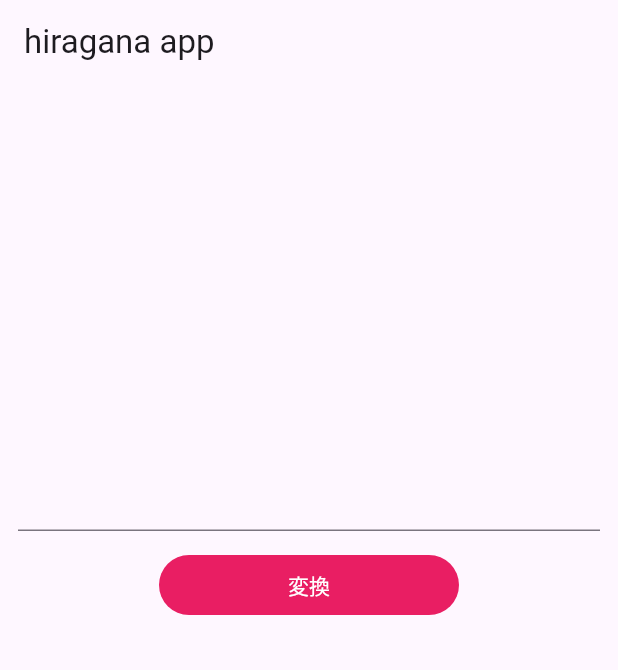
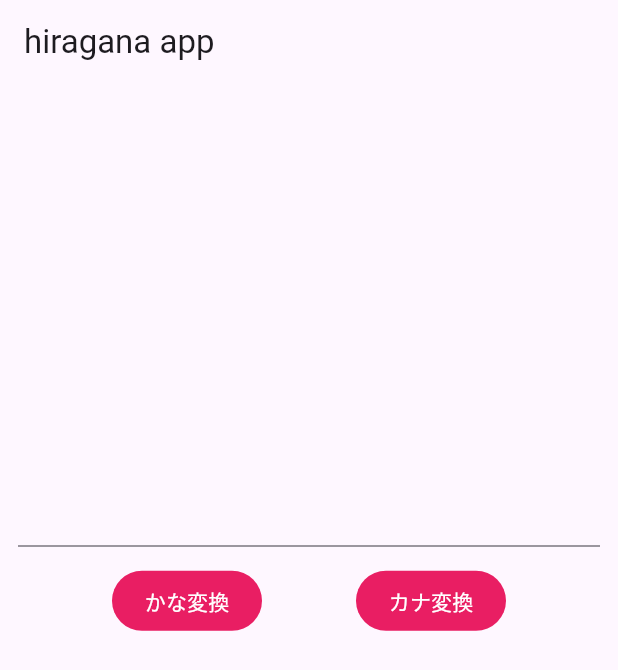
Before and after one commit to nekomochi123/convert_to_hiragana, a Flutter app: the screen it shows after launch, on a phone screen of 412 x 824 dp. Shown: the top 670 px of the screen. Run offline on Flutter 3.47's test engine with Material 3 defaults, Android fonts, the phone set to English and light mode, and no system bars; our stand-ins replace dio, flutter_dotenv, flutter_hooks, freezed_annotation, gap, hooks_riverpod.

Commit message:
file changes

```diff
--- a/lib/feature/hiragana/controller/hiragana_controller.dart
+++ b/lib/feature/hiragana/controller/hiragana_controller.dart
@@ -8,7 +8,7 @@ import 'package:hooks_riverpod/hooks_riverpod.dart';
 part 'hiragana_controller.freezed.dart';
 
 final hiraganaControllerProvider = StateNotifierProvider.autoDispose<HiraganaController, HiraganaState>(
-  (ref) => HiraganaController(const HiraganaState(), ref.read),
+      (ref) => HiraganaController(const HiraganaState(), ref.read),
 );
 
 @freezed
@@ -18,14 +18,14 @@ class HiraganaState with _$HiraganaState {
   }) = _HiraganaState;
 }
 
-class HiraganaController extends StateNotifier<HiraganaState> {
-  HiraganaController(super.state, this._read);
+class HiraganaController extends StateNotifier<HiraganaState> {HiraganaController(super.state, this._read);
 
   final Reader _read;
 
-  HiraganaRepository get _hiraganaRepository => _read(hiraganaRepositoryProvider);
+  HiraganaRepository get _hiraganaRepository =>
+      _read(hiraganaRepositoryProvider);
 
-  Future<void> convert({required String sentence}) async {
+  Future<void> convert({required String sentence, required ConvertType convertType}) async {
     if (!mounted || state.convertedText is AsyncLoading) {
       return;
     }
@@ -33,7 +33,6 @@ class HiraganaController extends StateNotifier<HiraganaState> {
     state = state.copyWith.call(convertedText: const AsyncValue.loading());
 
     try {
-      const convertType = ConvertType.hiragana;
 
       final result = await _hiraganaRepository.convertRequest(
         sentence: sentence,
--- a/lib/feature/hiragana/screen/hiragana_screen.dart
+++ b/lib/feature/hiragana/screen/hiragana_screen.dart
@@ -3,6 +3,7 @@ import 'package:flutter/material.dart';
 import 'package:flutter_hooks/flutter_hooks.dart';
 import 'package:gap/gap.dart';
 import 'package:hiragana/feature/hiragana/controller/hiragana_controller.dart';
+import 'package:hiragana/feature/hiragana/enum/convert_type.dart';
 import 'package:hooks_riverpod/hooks_riverpod.dart';
 
 class HiraganaScreen extends HookConsumerWidget {
@@ -30,35 +31,49 @@ class HiraganaScreen extends HookConsumerWidget {
               children: [
                 // api通信の状態によって表示を変えるよ
                 convertedText.when(
-                  data: (text) => const SizedBox.shrink(),
+                  data: (text) => Text(text ?? ''),
                   error: (_, __) => const Text('エラーです'),
                   loading: () => const Center(
                     child: CircularProgressIndicator(),
                   ),
                 ),
                 const Gap(24),
-                TextField(
-                  controller: TextEditingController(text: convertedText.maybeWhen(
-                    data: (text) => text,
-                    orElse: () => '',
-                  ),
-                ),
-                ),
+                TextField(controller: textFieldController),
                 const Gap(12),
+                Row(
+                  mainAxisAlignment: MainAxisAlignment.spaceEvenly,
+                  children: [
                     SizedBox(
-                  width: 200,
+                      width: 100,
                       child: TextButton(
                         onPressed: () async{
                           final controller = ref.read(hiraganaControllerProvider.notifier);
-                    await controller.convert(sentence: textFieldController.text);
+                          await controller.convert(sentence: textFieldController.text, convertType: ConvertType.hiragana);
                         },
                         style: TextButton.styleFrom(
                           backgroundColor: Colors.pink,
                           foregroundColor: Colors.white,
                         ),
-                    child: const Text('変換'),
+                        child: const Text('かな変換'),
                       ),
                     ),
+                    SizedBox(
+                      width: 100,
+                      child: TextButton(
+                        onPressed: () async{
+                          final controller = ref.read(hiraganaControllerProvider.notifier);
+                          await controller.convert(sentence: textFieldController.text, convertType: ConvertType.katakana);
+                        },
+                        style: TextButton.styleFrom(
+                          backgroundColor: Colors.pink,
+                          foregroundColor: Colors.white,
+                        ),
+                        child: const Text('カナ変換'),
+                      ),
+                    ),
+                  ],
+                ),
+
               ],
             ),
           ),
```
Also changed, not shown: 2 other files. Lines whose indentation alone changed are shown as unchanged.
